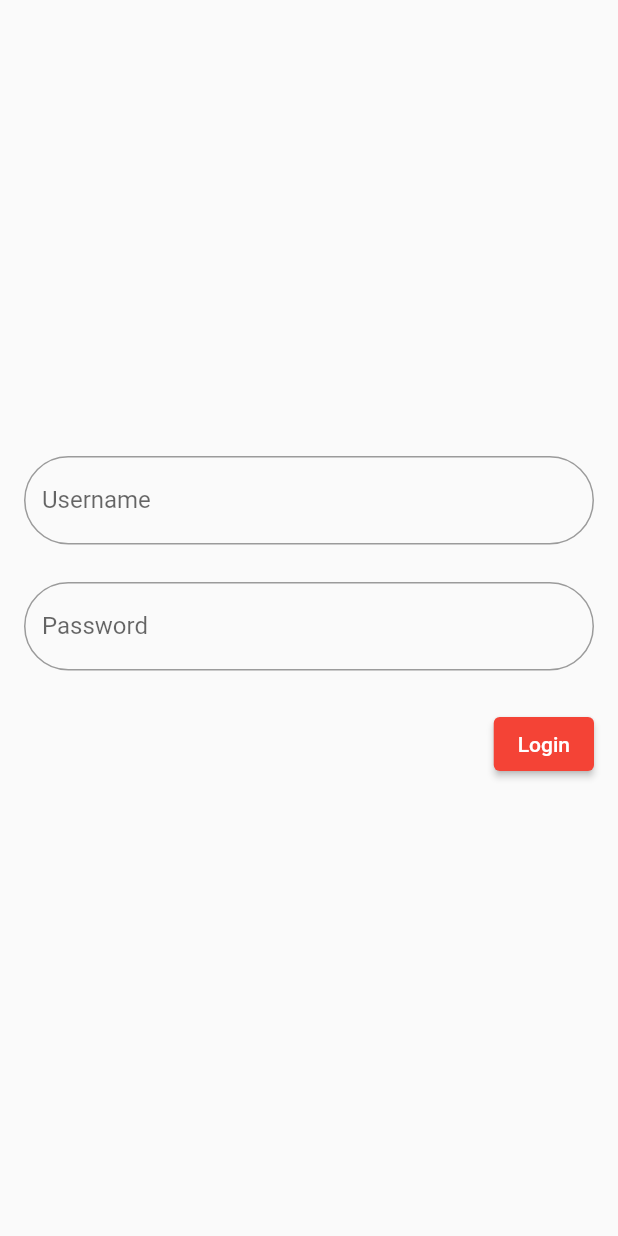
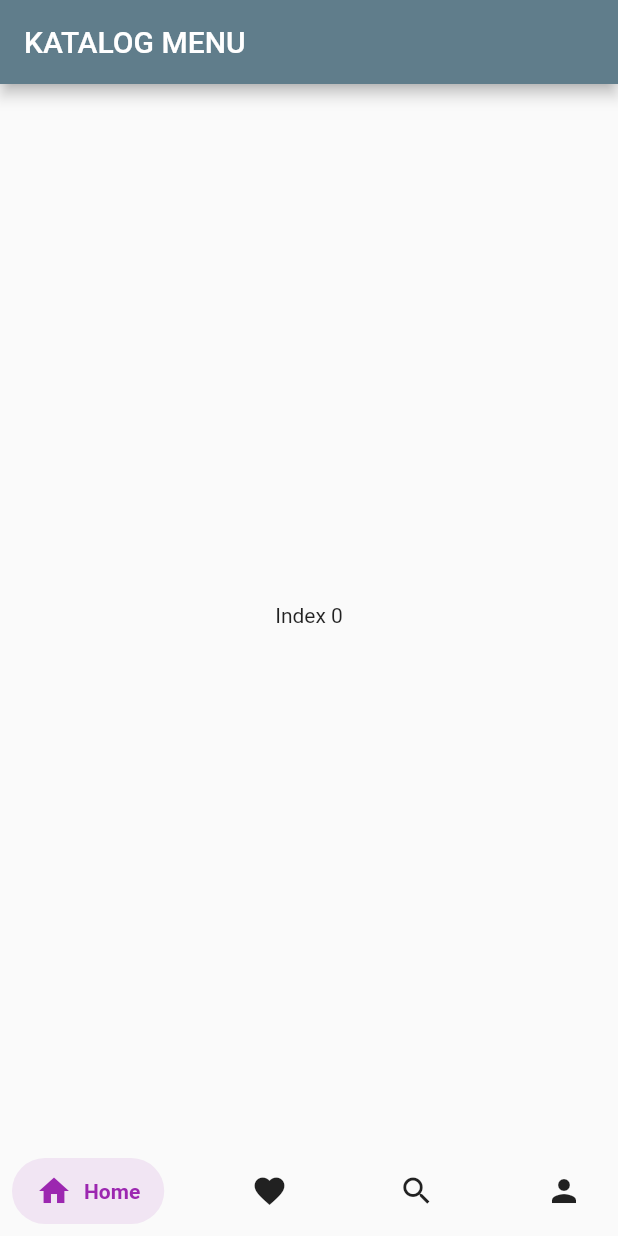
Before and after one commit to de-chevre/tugas_pt1, a Flutter app: the screen it shows after launch, on a phone screen of 412 x 824 dp. Run offline on Flutter 3.47's test engine with Material 2 defaults, Android fonts, the phone set to English and light mode, and no system bars; drawn by our look-alikes of salomon_bottom_bar.

Commit message:
fifth-nav-bar

```diff
--- a/analysis_options.yaml
+++ b/analysis_options.yaml
@@ -22,7 +22,7 @@ linter:
   # `// ignore_for_file: name_of_lint` syntax on the line or in the file
   # producing the lint.
   rules:
-    # avoid_print: false  # Uncomment to disable the `avoid_print` rule
+    avoid_print: false  # Uncomment to disable the `avoid_print` rule
     # prefer_single_quotes: true  # Uncomment to enable the `prefer_single_quotes` rule
 
 # Additional information about this file can be found at
--- a/lib/main.dart
+++ b/lib/main.dart
@@ -1,5 +1,5 @@
 import 'package:flutter/material.dart';
-import 'package:tugas_pt1/tugas2/login.dart';
+import 'package:tugas_pt1/tugas3/katalog.dart';
 
 void main() {
   runApp(const MyApp());
@@ -11,11 +11,12 @@ class MyApp extends StatelessWidget {
   @override
   Widget build(BuildContext context) {
     return MaterialApp(
+      debugShowCheckedModeBanner: false,
       title: 'Halaman Pertama',
       theme: ThemeData(
-        primarySwatch: Colors.red,
+        primarySwatch: Colors.blueGrey,
       ),
-      home: const LoginPage(),
+      home: const KatalogMenu(),
     );
   }
 }
--- a/lib/tugas2/login.dart
+++ b/lib/tugas2/login.dart
@@ -14,6 +14,14 @@ class _LoginPage extends State<LoginPage> {
   String password = '1234';
   TextEditingController getUser = TextEditingController();
   TextEditingController getPass = TextEditingController();
+
+  @override
+  void dispose() {
+    // TODO: implement dispose
+    getUser.dispose();
+    getPass.dispose();
+    super.dispose();
+  }
 
   @override
   Widget build(BuildContext context) {
@@ -75,6 +83,8 @@ class _LoginPage extends State<LoginPage> {
                             context,
                             MaterialPageRoute(
                                 builder: (context) => HomePage()));
+                        getUser.clear();
+                        getPass.clear();
                         print(getUser);
                         print(getPass);
                       }
--- a/lib/tugas2/page2.dart
+++ b/lib/tugas2/page2.dart
@@ -1,8 +1,6 @@
 import 'package:flutter/material.dart';
 
 class NextPage extends StatelessWidget {
-  // const HomePage({super.key});
-
   List img = [
     'assets/images/asparagus.jpg',
     'assets/images/beans.jpg',
--- /dev/null
+++ b/lib/tugas3/katalog.dart
@@ -0,0 +1,57 @@
+import 'package:flutter/material.dart';
+import 'package:salomon_bottom_bar/salomon_bottom_bar.dart';
+
+class KatalogMenu extends StatefulWidget {
+  const KatalogMenu({super.key});
+
+  @override
+  State<StatefulWidget> createState() => _KatalogMenu();
+}
+
+class _KatalogMenu extends State<KatalogMenu> {
+  var _currentIndex = 0;
+
+  static const List<Widget> _widgetOptions = <Widget>[
+    Text('Index 0'),
+    Text('Index 1'),
+    Text('Index 2'),
+    Text('Index 3'),
+  ];
+
+  // void _onItemTapped(int index) {
+  //   setState(() {
+  //     _currentIndex = index;
+  //   });
+  // }
+
+  @override
+  Widget build(BuildContext context) {
+    return Scaffold(
+      appBar: AppBar(
+        title: const Text('KATALOG MENU'),
+      ),
+      body: Center(child: _widgetOptions.elementAt(_currentIndex)),
+      bottomNavigationBar: SalomonBottomBar(
+          currentIndex: _currentIndex,
+          onTap: (i) => setState(() => _currentIndex = i),
+          items: [
+            SalomonBottomBarItem(
+                icon: const Icon(Icons.home),
+                title: const Text('Home'),
+                selectedColor: Colors.purple),
+            SalomonBottomBarItem(
+                icon: const Icon(Icons.favorite),
+                title: const Text('Favorite'),
+                selectedColor: Colors.pink),
+            SalomonBottomBarItem(
+                icon: const Icon(Icons.search),
+                title: const Text('Search'),
+                selectedColor: Colors.orange),
+            SalomonBottomBarItem(
+                icon: const Icon(Icons.person),
+                title: const Text('Profile'),
+                selectedColor: Colors.teal),
+          ]),
+    );
+  }
+}
--- a/pubspec.yaml
+++ b/pubspec.yaml
@@ -36,6 +36,7 @@ dependencies:
   # The following adds the Cupertino Icons font to your application.
   # Use with the CupertinoIcons class for iOS style icons.
   cupertino_icons: ^1.0.2
+  salomon_bottom_bar: ^3.3.2
 
 dev_dependencies:
   flutter_test:
```
Also changed, not shown: pubspec.lock.
